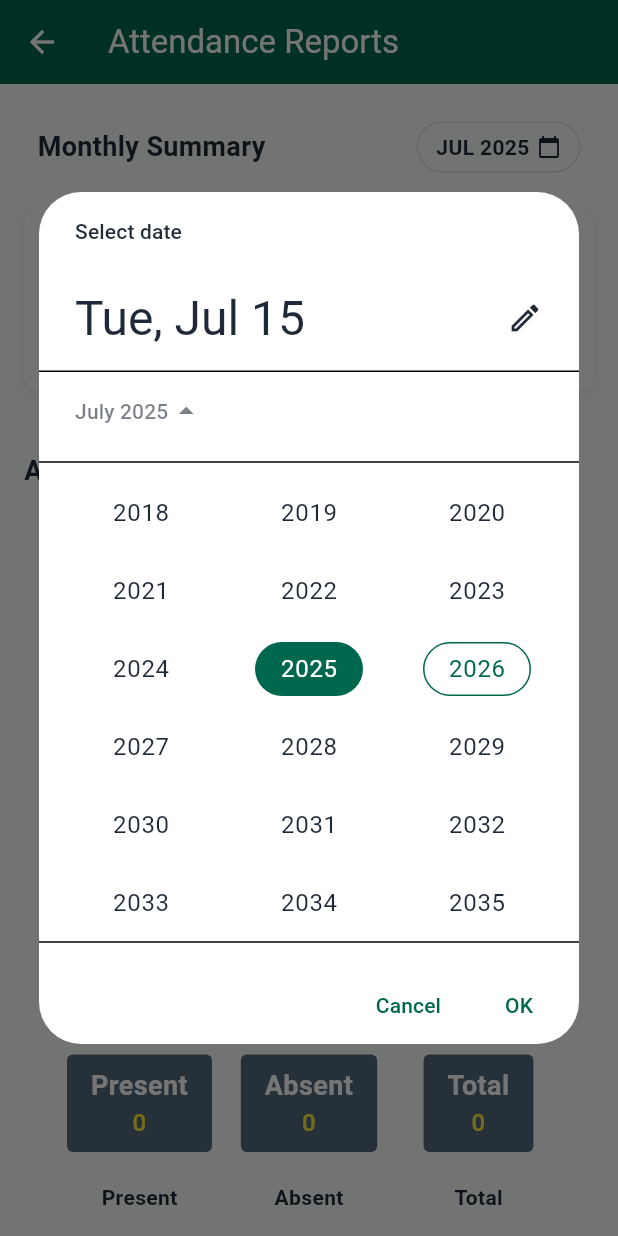
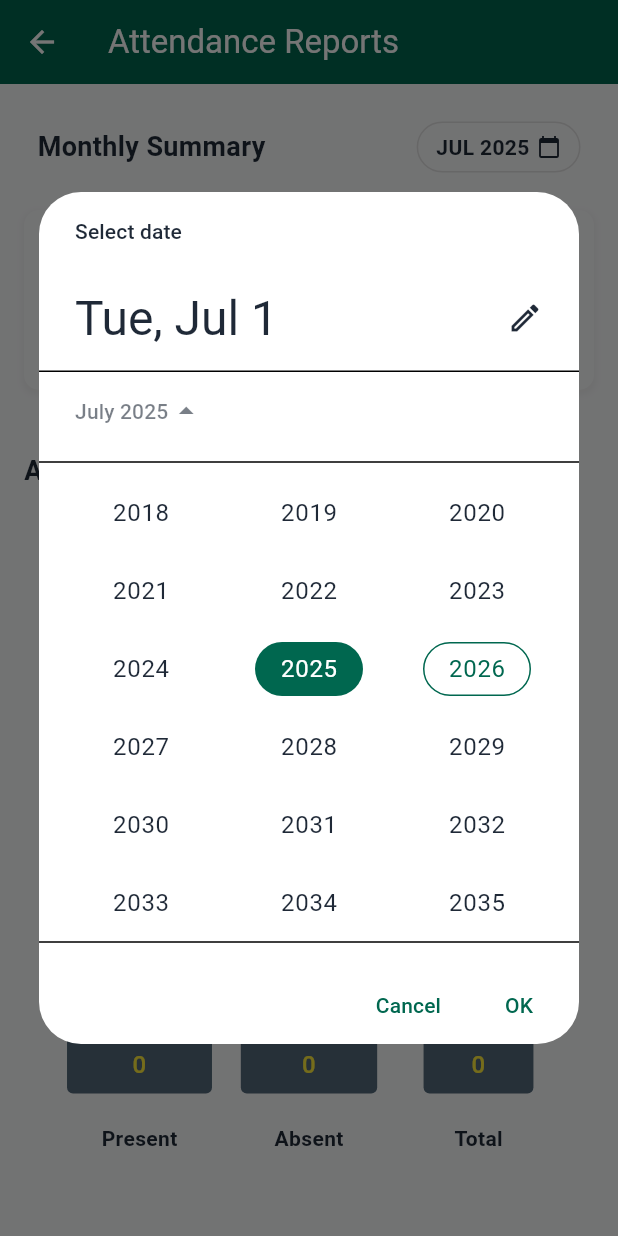
Before and after one commit to ridaprojectppkd/absensi_project, a Flutter app: the PersonReportScreen screen opened directly, after a tap on an icon or button, on a phone screen of 412 x 824 dp. Run offline on Flutter 3.47's test engine with Material 3 defaults, Android fonts, the phone set to English and light mode, and no system bars; drawn by our look-alikes of fl_chart; our stand-ins replace font_awesome_flutter, geocoding, geolocator, google_maps_flutter, image_picker, lottie and 2 more; accounts and stored records are empty; network calls fail.

Commit message:
FIX: Attendance report based on selected month

```diff
--- a/lib/screens/reports/person_report_screen.dart
+++ b/lib/screens/reports/person_report_screen.dart
@@ -1,3 +1,5 @@
+// lib/screens/person_report_screen.dart
+
 import 'dart:async';
 import 'dart:math';
 import 'package:absensi_project/constants/app_colors.dart';
@@ -18,12 +20,17 @@
 class _PersonReportScreenState extends State<PersonReportScreen> {
   final ApiService _apiService = ApiService();
   late Future<void> _reportDataFuture;
-  DateTime _selectedDate = DateTime.now();
+  DateTime _selectedDate = DateTime(
+    DateTime.now().year,
+    DateTime.now().month,
+    1,
+  );
 
   // Summary counts
   int _presentCount = 0;
   int _absentCount = 0;
-  int _lateInCount = 0;
+  int _calculatedTotalCount =
+      0; // Renamed from _lateInCount to reflect it's (present + absent)
   int _totalWorkingDaysInMonth = 0;
   String _totalWorkingHours = '0hr';
 
@@ -54,7 +61,6 @@
 
   Future<void> _fetchAndCalculateMonthlyReports() async {
     try {
-      // Get first and last day of selected month
       final firstDayOfMonth = DateTime(
         _selectedDate.year,
         _selectedDate.month,
@@ -66,7 +72,6 @@
         0,
       );
 
-      // Fetch stats for the selected month
       final ApiResponse<AbsenceStats> statsResponse = await _apiService
           .getAbsenceStats(
             startDate: DateFormat('yyyy-MM-dd').format(firstDayOfMonth),
@@ -78,7 +83,8 @@
         setState(() {
           _presentCount = stats.totalMasuk;
           _absentCount = stats.totalIzin;
-          _lateInCount = stats.totalAbsen;
+          // Calculate the total based on present and absent, as per your clarification
+          _calculatedTotalCount = stats.totalMasuk + stats.totalIzin;
           _totalWorkingDaysInMonth = _getDaysInMonth(
             _selectedDate.year,
             _selectedDate.month,
@@ -86,12 +92,17 @@
         });
       } else {
         print('Failed to get absence stats: ${statsResponse.message}');
-        _updateSummaryCounts(0, 0, 0, 0, '0hr');
+        _updateSummaryCounts(
+          0,
+          0,
+          0,
+          0,
+          '0hr',
+        ); // Pass 0 for calculated total too
         _updateBarChartData(0, 0, 0);
         return;
       }
 
-      // Calculate working hours for the selected month
       final ApiResponse<List<Absence>> historyResponse = await _apiService
           .getAbsenceHistory(
             startDate: DateFormat('yyyy-MM-dd').format(firstDayOfMonth),
@@ -120,7 +131,8 @@
         _totalWorkingHours = formattedTotalWorkingHours;
       });
 
-      _updateBarChartData(_presentCount, _absentCount, _lateInCount);
+      // Pass the calculated total to the bar chart update function
+      _updateBarChartData(_presentCount, _absentCount, _calculatedTotalCount);
     } catch (e) {
       print('Error fetching reports: $e');
       _updateSummaryCounts(0, 0, 0, 0, '0hr');
@@ -135,20 +147,24 @@
   void _updateSummaryCounts(
     int present,
     int absent,
-    int late,
+    int totalCalculated, // Parameter for the calculated total
     int totalWorkingDays,
     String totalHrs,
   ) {
     setState(() {
       _presentCount = present;
       _absentCount = absent;
-      _lateInCount = late;
+      _calculatedTotalCount = totalCalculated; // Update the new state variable
       _totalWorkingDaysInMonth = totalWorkingDays;
       _totalWorkingHours = totalHrs;
     });
   }
 
-  void _updateBarChartData(int presentCount, int absentCount, int lateInCount) {
+  void _updateBarChartData(
+    int presentCount,
+    int absentCount,
+    int calculatedTotalCount,
+  ) {
     setState(() {
       _barChartGroups = [
         BarChartGroupData(
@@ -156,7 +172,7 @@
           barRods: [
             BarChartRodData(
               toY: presentCount.toDouble(),
-              color: Color(0xff81E7AF),
+              color: const Color(0xff81E7AF),
               width: 60,
               borderRadius: BorderRadius.circular(4),
             ),
@@ -168,7 +184,7 @@
           barRods: [
             BarChartRodData(
               toY: absentCount.toDouble(),
-              color: Color(0xffF75A5A),
+              color: const Color(0xffF75A5A),
               width: 60,
               borderRadius: BorderRadius.circular(4),
             ),
@@ -179,8 +195,9 @@
           x: 2,
           barRods: [
             BarChartRodData(
-              toY: lateInCount.toDouble(),
-              color: Color(0xffFFA955),
+              toY: calculatedTotalCount
+                  .toDouble(), // Use the calculated total here
+              color: const Color(0xffFFA955),
               width: 60,
               borderRadius: BorderRadius.circular(4),
             ),
@@ -206,7 +223,7 @@
         text = 'Absent';
         break;
       case 2:
-        text = 'Total';
+        text = 'Total'; // Reverted to 'Total' as per your new logic
         break;
       default:
         text = '';
@@ -242,11 +259,15 @@
       },
     );
 
-    if (picked != null && picked != _selectedDate) {
-      setState(() {
-        _selectedDate = picked;
-        _reportDataFuture = _fetchAndCalculateMonthlyReports();
-      });
+    if (picked != null) {
+      final newSelectedMonth = DateTime(picked.year, picked.month, 1);
+      if (newSelectedMonth.year != _selectedDate.year ||
+          newSelectedMonth.month != _selectedDate.month) {
+        setState(() {
+          _selectedDate = newSelectedMonth;
+          _reportDataFuture = _fetchAndCalculateMonthlyReports();
+        });
+      }
     }
   }
 
@@ -256,6 +277,11 @@
     Color color,
     int totalDays,
   ) {
+    // For 'Present', the percentage should be count / totalWorkingDaysInMonth
+    // For 'Absent', it's count / totalWorkingDaysInMonth
+    // For 'Total', it's (Present + Absent) / totalWorkingDaysInMonth, but the visual might
+    // look odd if totalDays is low and the combined count is high.
+    // Let's cap percentage at 1.0 to avoid the circle filling more than once.
     double percentage = totalDays > 0 ? (count / totalDays) : 0.0;
     if (percentage > 1.0) percentage = 1.0;
 
@@ -287,7 +313,7 @@
                 child: Center(
                   child: Text(
                     count.toString(),
-                    style: TextStyle(
+                    style: const TextStyle(
                       color: AppColors.textDark,
                       fontWeight: FontWeight.bold,
                       fontSize: 24,
@@ -326,7 +352,11 @@
           }
 
           if (snapshot.hasError) {
-            return Center(child: Text('Error: ${snapshot.error}'));
+            return Center(
+              child: Text(
+                'Failed to load report: ${snapshot.error}. Please try again.',
+              ),
+            );
           }
 
           return Column(
@@ -403,8 +433,8 @@
                       _totalWorkingDaysInMonth,
                     ),
                     _buildSummaryCard(
-                      'Total',
-                      _lateInCount,
+                      'Total', // Now this truly represents total present + absent
+                      _calculatedTotalCount,
                       Colors.orange,
                       _totalWorkingDaysInMonth,
                     ),
@@ -423,8 +453,9 @@
                   ),
                 ),
               ),
-              const SizedBox(height: 150),
-              Expanded(
+              SizedBox(height: 100),
+              SizedBox(
+                height: 350,
                 child: Padding(
                   padding: const EdgeInsets.all(10.0),
                   child: BarChart(
@@ -463,7 +494,8 @@
                                 label = 'Absent';
                                 break;
                               case 2:
-                                label = 'Total';
+                                label =
+                                    'Total'; // Tooltip label for the combined total
                                 break;
                               default:
                                 label = '';
--- a/lib/services/api_services.dart
+++ b/lib/services/api_services.dart
@@ -360,7 +360,8 @@
   Future<ApiResponse<AbsenceStats>> getAbsenceStats({
     String? startDate,
     String? endDate,
-    int? year,
+    int?
+    year, // You currently don't use 'year' for stats, but keeping it for flexibility
   }) async {
     final Map<String, String> queryParams = {};
     if (startDate != null) {
@@ -370,11 +371,16 @@
       queryParams['end'] = endDate;
     }
     if (year != null) {
+      // This parameter isn't used by your current URL structure, but it's here if needed later
       queryParams['year'] = year.toString();
     }
+
+    // CORRECTED LINE: Construct the URL with query parameters
     final url = Uri.parse(
-      '$_baseUrl/absen/stats?start=2025-07-01&end=2025-07-31', // Example date range
-    );
+      '$_baseUrl/absen/stats',
+    ).replace(queryParameters: queryParams);
+    print('Fetching stats from URL: $url'); // Add a print for debugging
+
     try {
       final response = await http.get(
         url,
@@ -390,6 +396,10 @@
           statusCode: response.statusCode,
         );
       } else {
+        // Log the actual error message from the API for better debugging
+        print(
+          'API Error (getAbsenceStats): Status Code ${response.statusCode}, Message: ${responseBody['message']}',
+        );
         return ApiResponse.fromError(
           responseBody['message'] ?? 'Failed to get absence statistics',
           statusCode: response.statusCode,
@@ -397,10 +407,12 @@
         );
       }
     } catch (e) {
+      print('Network Error (getAbsenceStats): $e'); // Log network errors
       return ApiResponse.fromError('An error occurred: $e');
     }
   }
 
+  // ... (rest of your ApiService code)
   Future<ApiResponse<Absence>> deleteAbsence(int id) async {
     final url = Uri.parse('$_baseUrl/absen/$id');
     try {
```
